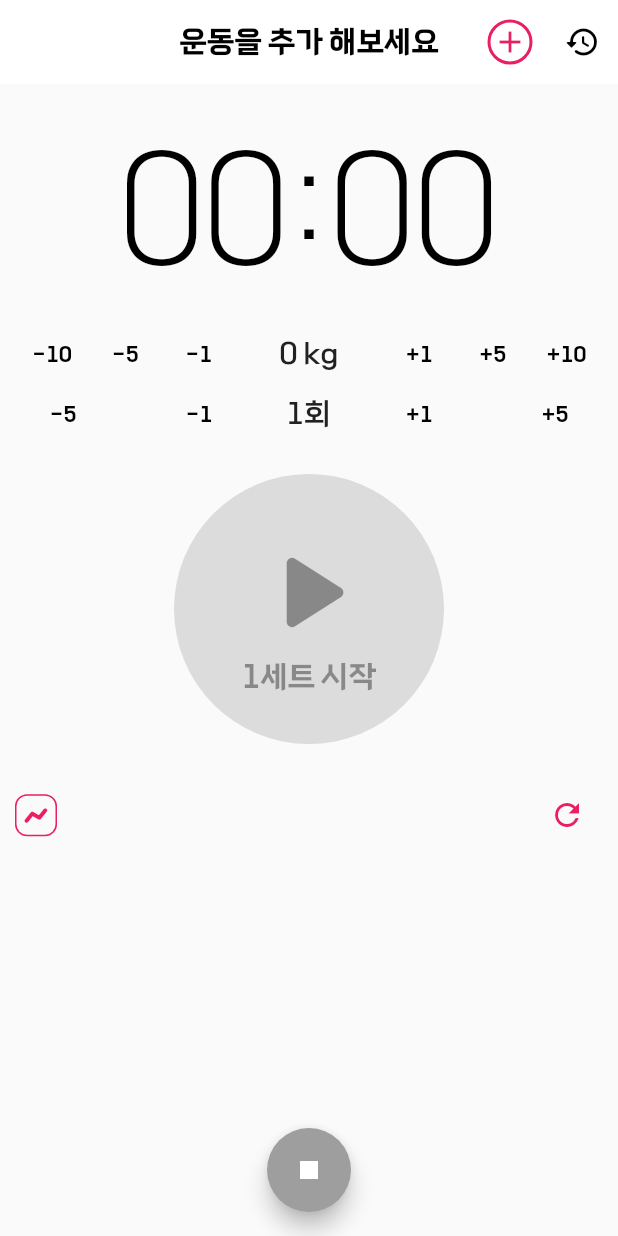
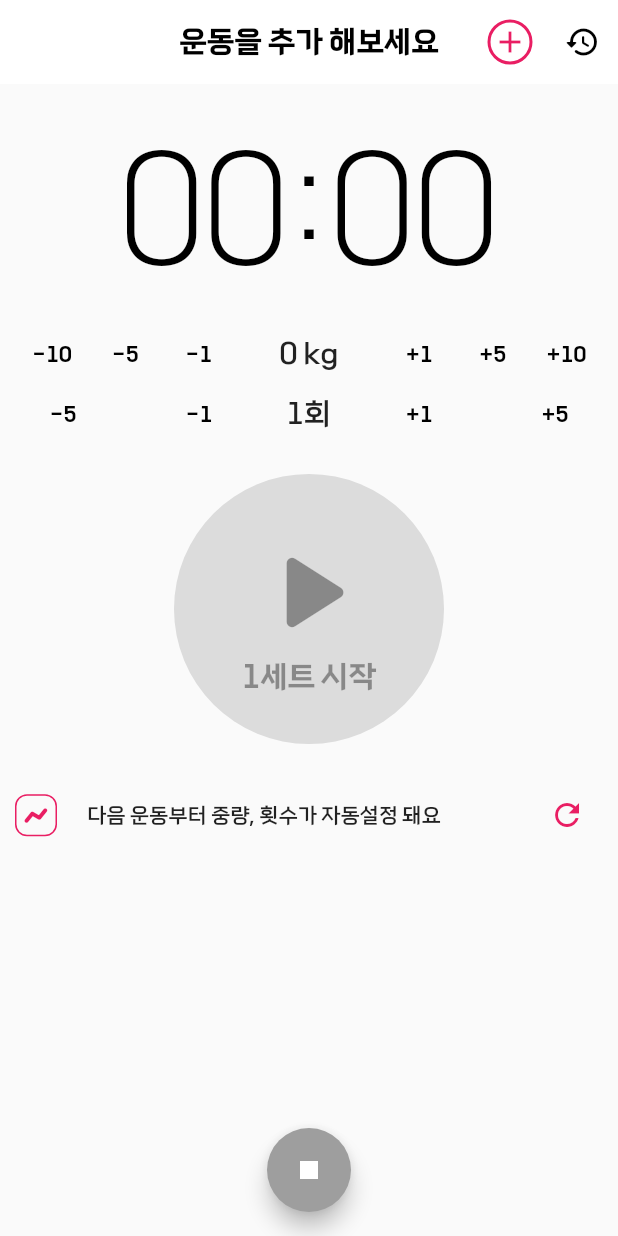
Before and after one commit to keesusx/sisyphu, a Flutter app: the screen it shows after launch, after a tap on the "refresh" icon, on a phone screen of 412 x 824 dp. Run offline on Flutter 3.47's test engine with Material 2 defaults, Android fonts, the phone set to English and light mode, and no system bars; our stand-ins replace badges, firebase_analytics, firebase_core, flutter_native_splash, shared_preferences, sqflite and 1 more; accounts and stored records are empty.

Commit message:
231019 셔플 안되는 버그 해결

```diff
--- a/lib/screen/main_screen/main_screen.dart
+++ b/lib/screen/main_screen/main_screen.dart
@@ -511,8 +511,7 @@ class _MainScreenState extends State<MainScreen> with SingleTickerProviderStateM
                                               actionsOverflowDirection: VerticalDirection.down,
                                               scrollable: true,
                                               actionsAlignment: MainAxisAlignment.end,
-                                              title:
-                                                  Text('${todayCompletedWorkoutsInGroup.entries.toList()[index].value.length - i}세트 평가'),
+                                              title: Text('${todayCompletedWorkoutsInGroup.entries.toList()[index].value.length - i}세트 평가'),
                                               content: StatefulBuilder(
                                                 builder: (BuildContext context, StateSetter setState) {
                                                   return Column(
@@ -1173,6 +1172,8 @@ class _MainScreenState extends State<MainScreen> with SingleTickerProviderStateM
   }
 
   void shuffleSuggestionMessage() {
+    Analytics.sendAnalyticsEvent('signal_refresh_icon');
+
     int index = SUGGESTION_INDEX.values.indexOf(suggestion_index);
     if (index < SUGGESTION_INDEX.values.length) {
       setState(() {
--- a/lib/screen/main_screen/suggestion_widget.dart
+++ b/lib/screen/main_screen/suggestion_widget.dart
@@ -35,14 +35,15 @@ class _SuggestionWidgetState extends State<SuggestionWidget> {
       mainAxisAlignment: MainAxisAlignment.spaceEvenly,
       children: [
         DecoratedBox(
-          decoration: BoxDecoration(border: Border.all(color: Colors.pink, style: BorderStyle.solid, width: 1), borderRadius: BorderRadius.circular(8)),
+          decoration:
+              BoxDecoration(border: Border.all(color: Colors.pink, style: BorderStyle.solid, width: 1), borderRadius: BorderRadius.circular(8)),
           child: Padding(padding: const EdgeInsets.all(6.0), child: Icon(CustomIcons.chart, color: Colors.pink, size: 16)),
         ),
         messageWidget(),
-        IconButton(icon: Icon(Icons.refresh, color: Colors.pink), onPressed: () {
-          Analytics.sendAnalyticsEvent('signal_refresh_icon');
-          widget.notifyRefreshButtonPressed
-        ;})
+        IconButton(
+            icon: Icon(Icons.refresh, color: Colors.pink),
+            onPressed: widget.notifyRefreshButtonPressed
+        )
       ],
     );
   }
```
